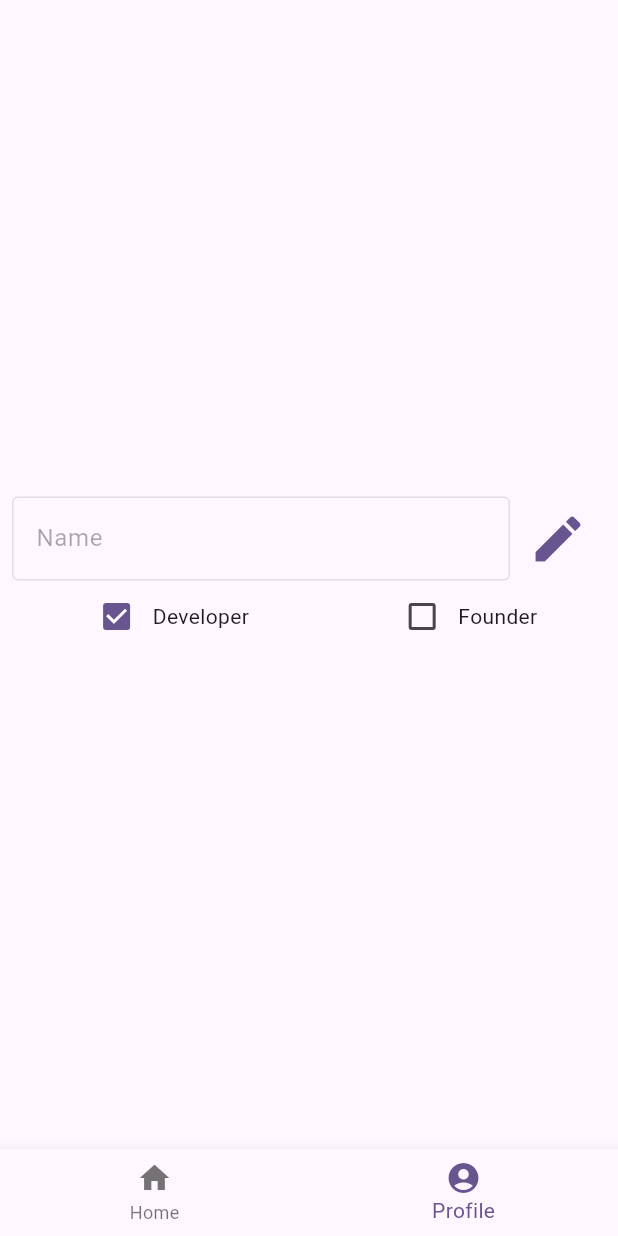
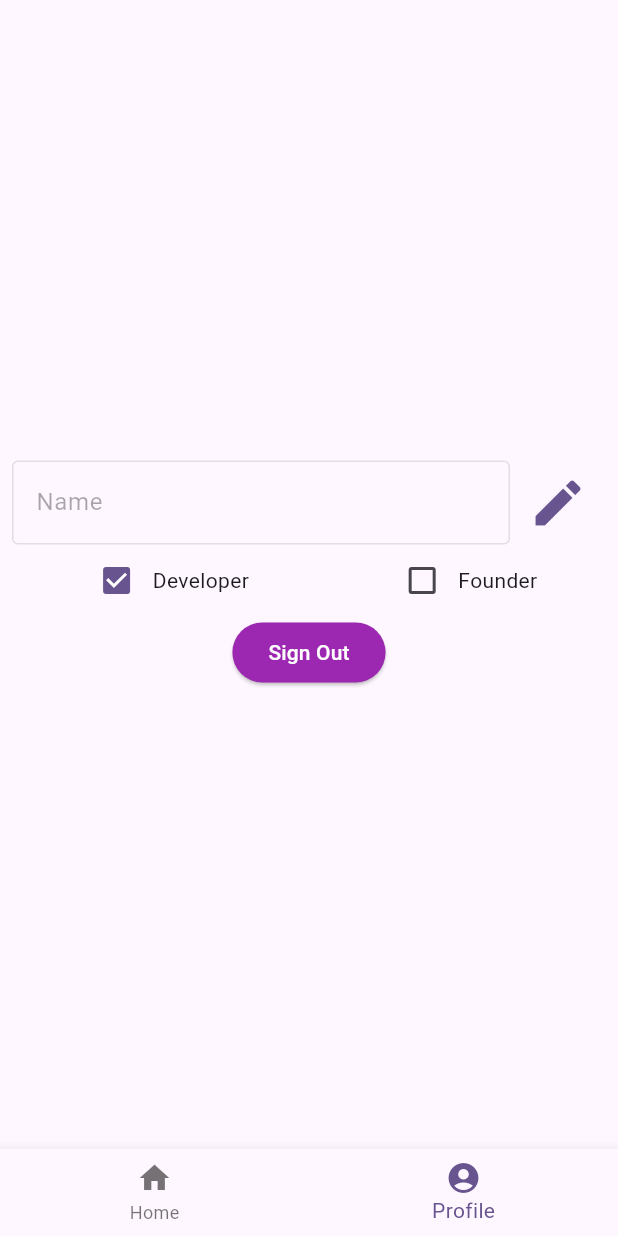
Before and after one commit to Fergus-Lai/valley_challenge, a Flutter app: the screen it shows once a user with an empty profile is signed in, item 2 of the bottom bar chosen, on a phone screen of 412 x 824 dp. Run offline on Flutter 3.47's test engine with Material 2 defaults, Android fonts, the phone set to English and light mode, and no system bars; our stand-ins replace cloud_firestore, firebase_auth, firebase_core; accounts and stored records are empty.

Commit message:
Implemented Sign Out Button and Fixed Sign In Bug With Incorrect Password

```diff
--- a/lib/pages/app/profile_page.dart
+++ b/lib/pages/app/profile_page.dart
@@ -73,7 +73,13 @@ class ProfilePageState extends State<ProfilePage> {
                   child: Icon(nameEdit ? Icons.save : Icons.edit, size: 40))
             ],
           ),
-          DevCheckBox(developer: developer, onChanged: onChanged)
+          DevCheckBox(developer: developer, onChanged: onChanged),
+          ElevatedButton(
+              style: const ButtonStyle(
+                  backgroundColor: MaterialStatePropertyAll(Colors.purple),
+                  foregroundColor: MaterialStatePropertyAll(Colors.white)),
+              onPressed: FirebaseAuth.instance.signOut,
+              child: const Text("Sign Out"))
         ],
       ),
     ));
--- a/lib/pages/auth/login_page.dart
+++ b/lib/pages/auth/login_page.dart
@@ -42,7 +42,8 @@ class LoginPageState extends State<LoginPage> {
     } on FirebaseAuthException catch (e) {
       if (e.code == 'user-not-found') {
         setEmailError("User Not Found");
-      } else if (e.code == 'wrong-password') {
+      } else if (e.code == 'wrong-password' ||
+          e.code == "INVALID_LOGIN_CREDENTIALS") {
         setPasswordError("Incorrect Password");
       } else if (e.code == "invalid-email") {
         setEmailError("Invalid Email");
```
